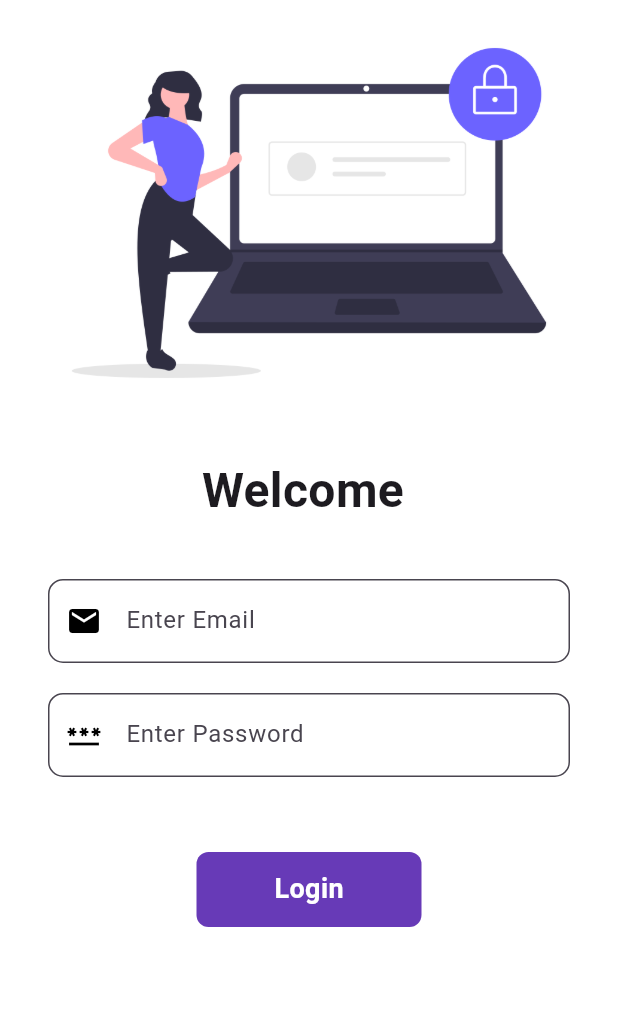
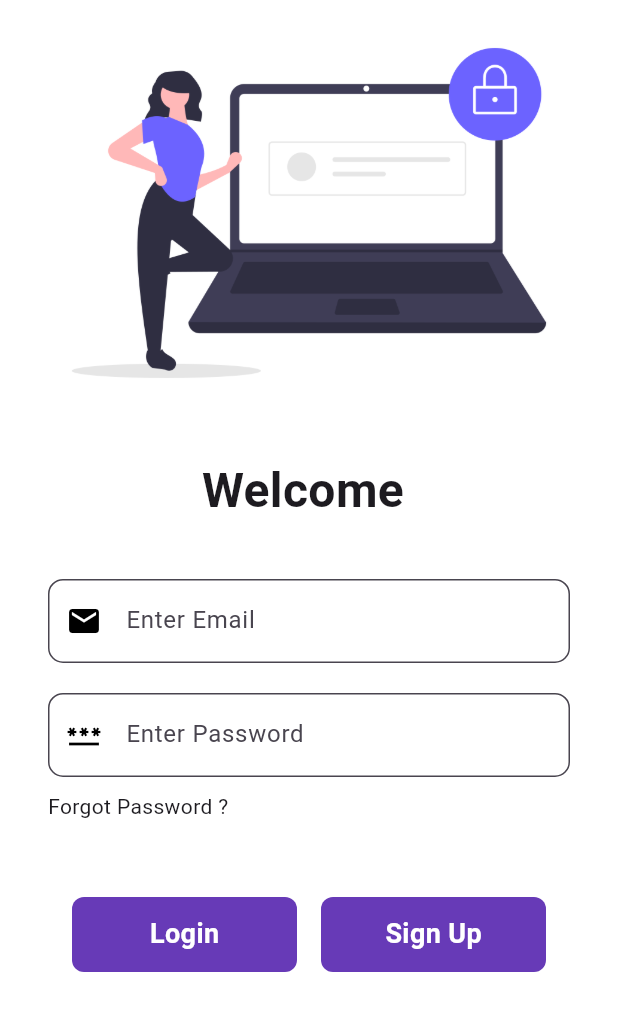
Before and after one commit to Sagar-Wadhwa-726/MSC_IGDTUW_APP_DEV, a Flutter app: the screen it shows after launch, on a phone screen of 412 x 824 dp. Shown: the top 1011 px of the screen. Run offline on Flutter 3.47's test engine with Material 3 defaults, Android fonts, the phone set to English and light mode, and no system bars; our stand-ins replace google_fonts.

Commit message:
Added SignUp Button & Modified Routes

```diff
--- a/lib/pages/home_page.dart
+++ b/lib/pages/home_page.dart
@@ -53,14 +53,14 @@ class HomePage extends StatelessWidget {
               leading: Icon(Icons.home),
               title: Text("Home"),
               onTap: () {
-                Navigator.pushNamed(context, MyRoutes.resetPasswordRoute);
+                Navigator.pop(context);
               },
             ),
             ListTile(
               leading: Icon(Icons.account_circle),
               title: Text("Profile"),
               onTap: () {
-                Navigator.pushNamed(context, MyRoutes.signUpRoute);
+                Navigator.pop(context);
               },
             ),
             ListTile(
--- a/lib/pages/login_page.dart
+++ b/lib/pages/login_page.dart
@@ -91,7 +91,22 @@ class _LoginPageState extends State<LoginPage> {
                     //   decoration: InputDecoration(
                     //       hintText: "Enter Password", labelText: "Password"),
                     // ),
+                    SizedBox(height: 10),
+                    Row(
+                      children: [
+                        InkWell(
+                          child: Text("Forgot Password ?"),
+                          onTap: () {
+                            Navigator.pushNamed(
+                                context, MyRoutes.resetPasswordRoute);
+                          },
+                        ),
+                      ],
+                    ),
                     SizedBox(height: 50),
+                    Row(
+                      mainAxisAlignment: MainAxisAlignment.spaceEvenly,
+                      children: [
                         InkWell(
                           onTap: () => moveToHomePage(context),
                           child: AnimatedContainer(
@@ -110,10 +125,32 @@ class _LoginPageState extends State<LoginPage> {
                                   ),
                             decoration: BoxDecoration(
                                 color: Colors.deepPurple,
-                            borderRadius:
-                                BorderRadius.circular(changedButton ? 50 : 8)),
+                                borderRadius: BorderRadius.circular(
+                                    changedButton ? 50 : 8)),
                           ),
-                    )
+                        ),
+                        InkWell(
+                          onTap: () => Navigator.pushNamed(
+                              context, MyRoutes.signUpRoute),
+                          child: Container(
+                            width: 150,
+                            height: 50,
+                            alignment: Alignment.center,
+                            child: Text(
+                              "Sign Up",
+                              style: TextStyle(
+                                  color: Colors.white,
+                                  fontWeight: FontWeight.bold,
+                                  fontSize: 18),
+                            ),
+                            decoration: BoxDecoration(
+                              color: Colors.deepPurple,
+                              borderRadius: BorderRadius.circular(8),
+                            ),
+                          ),
+                        ),
+                      ],
+                    ),
                     // ElevatedButton(
                     //   style: TextButton.styleFrom(
                     //     minimumSize: Size(150, 40),
```
Lines whose indentation alone changed are shown as unchanged.
